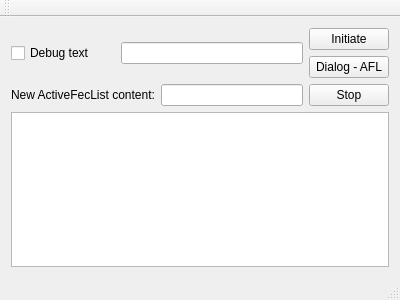
First picture: the form in mainwindow.ui, repository Baldurf/phos_dcs_3, before the edit.
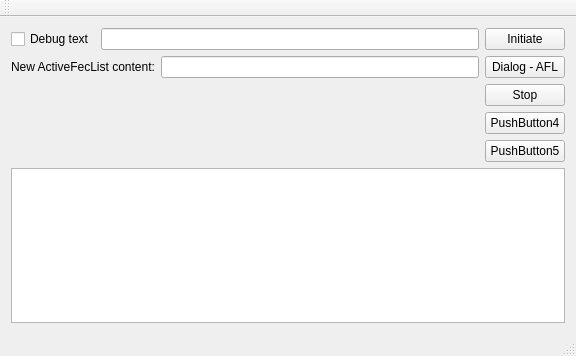
Second picture: the form after the edit.

Commit message: UI Changes Added som push buttons and did some minor cosmetic changes.

The edit to the form file:
```diff
--- a/mainwindow.ui
+++ b/mainwindow.ui
@@ -6,8 +6,8 @@
    <rect>
     <x>0</x>
     <y>0</y>
-    <width>400</width>
-    <height>300</height>
+    <width>576</width>
+    <height>356</height>
    </rect>
   </property>
   <property name="windowTitle">
@@ -28,19 +28,6 @@
             </property>
            </widget>
           </item>
-          <item>
-           <spacer name="verticalSpacer">
-            <property name="orientation">
-             <enum>Qt::Vertical</enum>
-            </property>
-            <property name="sizeHint" stdset="0">
-             <size>
-              <width>20</width>
-              <height>40</height>
-             </size>
-            </property>
-           </spacer>
-          </item>
           <item>
            <widget class="QLineEdit" name="lineEdit"/>
           </item>
@@ -60,6 +47,19 @@
           </item>
          </layout>
         </item>
+        <item>
+         <spacer name="verticalSpacer">
+          <property name="orientation">
+           <enum>Qt::Vertical</enum>
+          </property>
+          <property name="sizeHint" stdset="0">
+           <size>
+            <width>20</width>
+            <height>40</height>
+           </size>
+          </property>
+         </spacer>
+        </item>
        </layout>
       </item>
       <item>
@@ -85,6 +85,20 @@
           </property>
          </widget>
         </item>
+        <item>
+         <widget class="QPushButton" name="pushButton_4">
+          <property name="text">
+           <string>PushButton4</string>
+          </property>
+         </widget>
+        </item>
+        <item>
+         <widget class="QPushButton" name="pushButton_5">
+          <property name="text">
+           <string>PushButton5</string>
+          </property>
+         </widget>
+        </item>
        </layout>
       </item>
      </layout>
```
Left out of the diff: 2 changed lines with no effect on the pictures. The commit also changes 1 other file.
